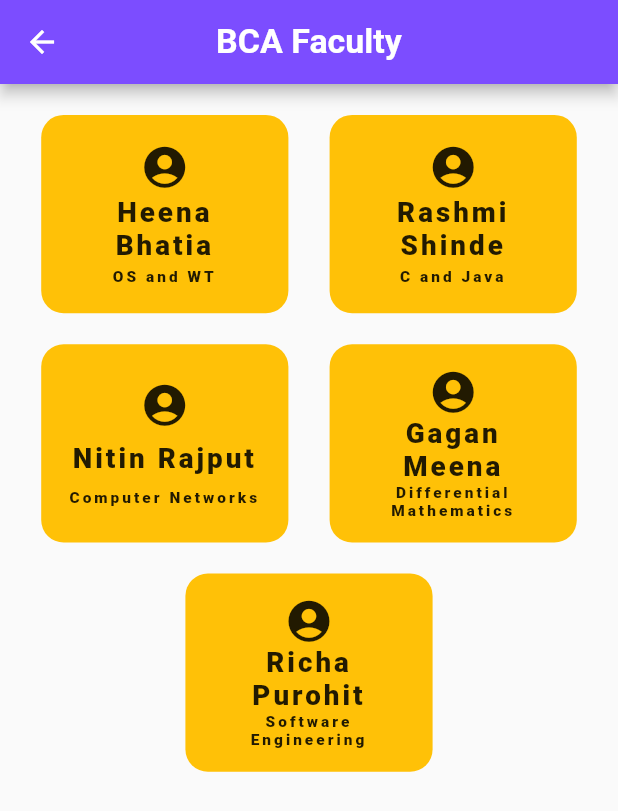
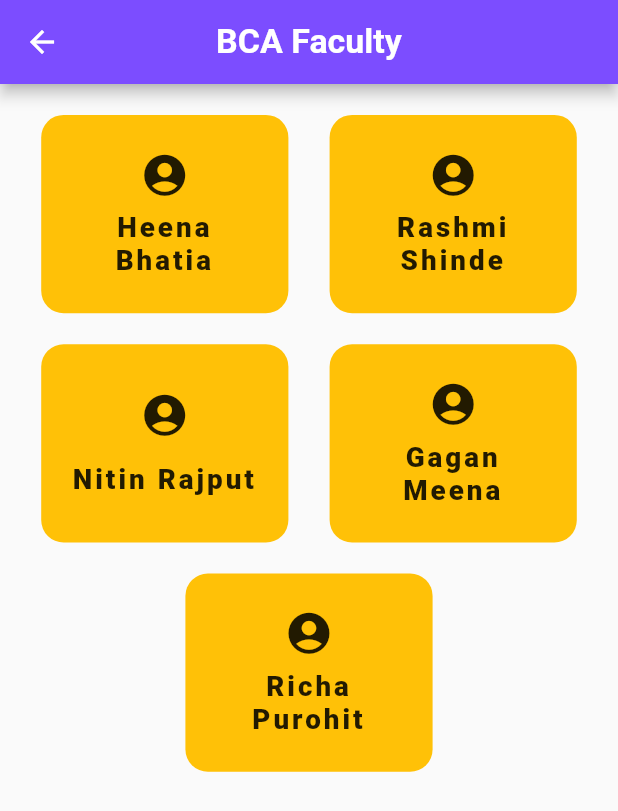
Before and after one commit to nikhilmufc7/Uni-Assist_Flutter, a Flutter app: the Faculty screen opened by its route, on a phone screen of 412 x 824 dp. Shown: the top 811 px of the screen. Run offline on Flutter 3.47's test engine with Material 2 defaults, Android fonts, the phone set to English and light mode, and no system bars; our stand-ins replace firebase_database, flutter_screenutil, sqflite; accounts and stored records are empty.

Commit message:
fixed overlay issues :fire:

```diff
--- a/lib/screens/faculty.dart
+++ b/lib/screens/faculty.dart
@@ -62,14 +62,6 @@ class Faculty extends StatelessWidget {
                                       fontSize: ScreenUtil.instance.setSp(18.0),
                                   letterSpacing: 2),
                                 ),
-                                Text(
-                                  'OS and WT',
-                                  textAlign: TextAlign.center,
-                                  style: TextStyle(
-                                      fontWeight: FontWeight.w900,
-                                      fontSize: ScreenUtil.instance.setSp(10.0),
-                                      letterSpacing: 2),
-                                ),
                               ],
                             ),
                             decoration: BoxDecoration(
@@ -96,14 +88,6 @@ class Faculty extends StatelessWidget {
                                   style: TextStyle(
                                       fontWeight: FontWeight.w900,
                                       fontSize: ScreenUtil.instance.setSp(18.0),
-                                      letterSpacing: 2),
-                                ),
-                                Text(
-                                  'C and Java',
-                                  textAlign: TextAlign.center,
-                                  style: TextStyle(
-                                      fontWeight: FontWeight.w900,
-                                      fontSize: ScreenUtil.instance.setSp(10.0),
                                       letterSpacing: 2),
                                 ),
                               ],
@@ -142,14 +126,7 @@ class Faculty extends StatelessWidget {
                                       fontSize: ScreenUtil.instance.setSp(18.0),
                                       letterSpacing: 2),
                                 ),
-                                Text(
-                                  'Computer Networks',
-                                  textAlign: TextAlign.center,
-                                  style: TextStyle(
-                                      fontWeight: FontWeight.w900,
-                                      fontSize: ScreenUtil.instance.setSp(10.0),
-                                      letterSpacing: 2),
-                                ),
+
                               ],
                             ),
                             decoration: BoxDecoration(
@@ -178,14 +155,7 @@ class Faculty extends StatelessWidget {
                                       fontSize: ScreenUtil.instance.setSp(18.0),
                                       letterSpacing: 2),
                                 ),
-                                Text(
-                                  'Differential Mathematics',
-                                  textAlign: TextAlign.center,
-                                  style: TextStyle(
-                                      fontWeight: FontWeight.w900,
-                                      fontSize: ScreenUtil.instance.setSp(10.0),
-                                      letterSpacing: 2),
-                                ),
+
                               ],
                             ),
                             decoration: BoxDecoration(
@@ -220,14 +190,7 @@ class Faculty extends StatelessWidget {
                                       fontSize: ScreenUtil.instance.setSp(18.0),
                                       letterSpacing: 2),
                                 ),
-                                Text(
-                                  'Software Engineering',
-                                  textAlign: TextAlign.center,
-                                  style: TextStyle(
-                                      fontWeight: FontWeight.w900,
-                                      fontSize: ScreenUtil.instance.setSp(10.0),
-                                      letterSpacing: 2),
-                                ),
+
                               ],
                             ),
                             decoration: BoxDecoration(
--- a/lib/screens/home.dart
+++ b/lib/screens/home.dart
@@ -71,6 +71,7 @@ class Home extends StatelessWidget {
                                   ),
                                   Text(
                                     'BCA 1st Year',
+                                    textAlign: TextAlign.center,
                                     style: TextStyle(
                                       fontWeight: FontWeight.w900,
                                       fontSize: ScreenUtil.instance.setSp(18.0),
@@ -106,6 +107,7 @@ class Home extends StatelessWidget {
                                   ),
                                   Text(
                                     'BCA 2nd Year',
+                                    textAlign: TextAlign.center,
                                     style: TextStyle(
                                       fontSize: ScreenUtil.instance.setSp(18.0),
                                       fontWeight: FontWeight.w900,
```
Also changed, not shown: lib/screens/holidays.dart (+12 -12 lines).
